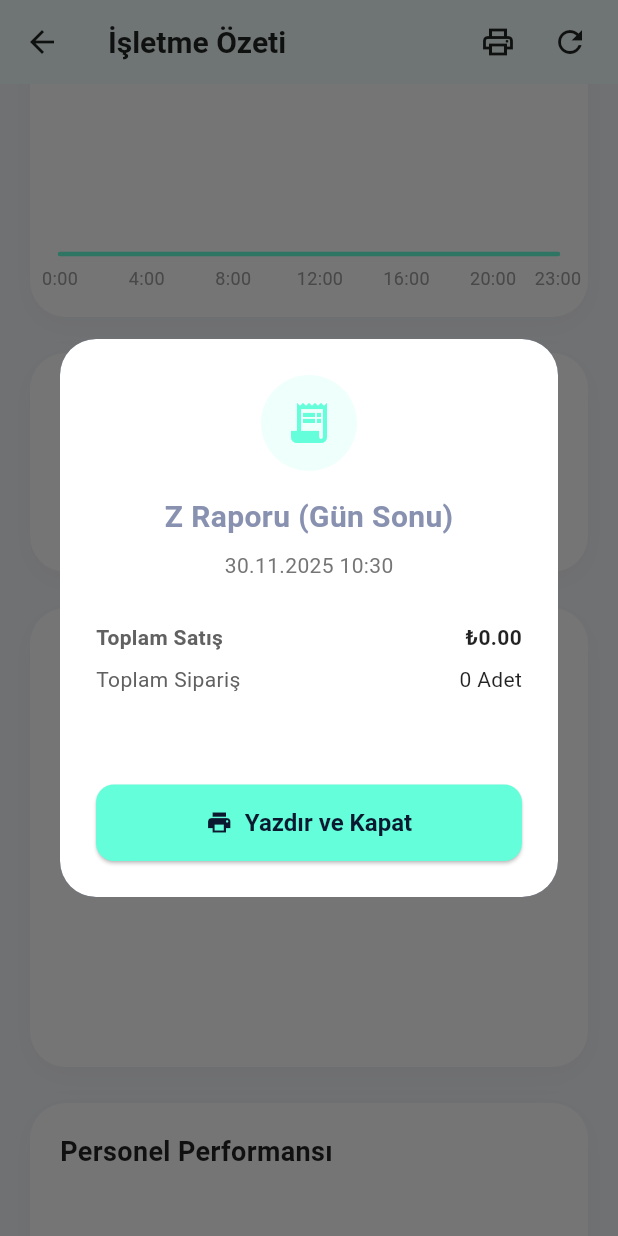
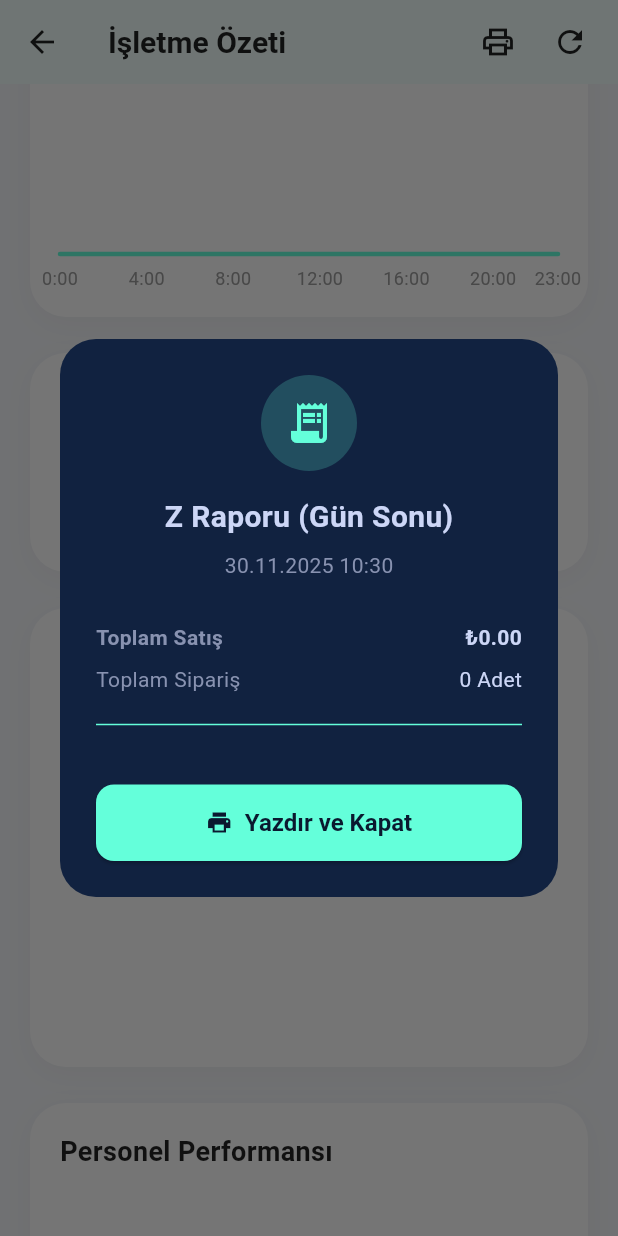
Before and after one commit to qween-code/pos_pro_tr, a Flutter app: the SalesAnalyticsScreen screen opened by its route, scrolled down 576 dp, after a tap on the "print" icon, on a phone screen of 412 x 824 dp. Run offline on Flutter 3.47's test engine with Material 3 defaults, Android fonts, the phone set to English and light mode, and no system bars; drawn by our look-alikes of fl_chart; our stand-ins replace cloud_firestore, connectivity_plus, csv, dio, drift, drift_flutter and 13 more; missing offline and left inert: excel, mobile_scanner, workmanager; accounts and stored records are empty; generated files the repository leaves out were written again; statements that could not run were skipped.

Commit message:
fix: Critical bug fixes for order items parsing and Z report
- Fix OrderItem.fromJson null safety issues (orderId, productId, quantity)
- Update Z Report dialog to dark theme (AppTheme colors)
- Add proper null checks and type casting for all OrderItem fields
- This resolves 'type Null is not a subtype of type String' errors

```diff
--- a/lib/features/reports/presentation/screens/sales_analytics_screen.dart
+++ b/lib/features/reports/presentation/screens/sales_analytics_screen.dart
@@ -871,42 +871,38 @@ class _SalesAnalyticsScreenState extends State<SalesAnalyticsScreen> {
   }
 
   void _showZReportDialog() {
-    // Mevcut Z Raporu dialogunu koruyalım ama tasarımını iyileştirelim
     Get.dialog(
       Dialog(
+        backgroundColor: AppTheme.surface,
         shape: RoundedRectangleBorder(borderRadius: BorderRadius.circular(24)),
         child: Container(
           width: 400,
           padding: const EdgeInsets.all(24),
-          decoration: BoxDecoration(
-            color: Colors.white,
-            borderRadius: BorderRadius.circular(24),
-          ),
           child: Column(
             mainAxisSize: MainAxisSize.min,
             children: [
               Container(
                 padding: const EdgeInsets.all(16),
                 decoration: BoxDecoration(
-                  color: AppTheme.primary.withOpacity(0.1),
+                  color: AppTheme.primary.withOpacity(0.2),
                   shape: BoxShape.circle,
                 ),
-                child: Icon(Icons.receipt_long, color: AppTheme.primary, size: 32),
+                child: const Icon(Icons.receipt_long, color: AppTheme.primary, size: 32),
               ),
               const SizedBox(height: 16),
               const Text(
                 'Z Raporu (Gün Sonu)',
-                style: TextStyle(fontSize: 20, fontWeight: FontWeight.bold),
+                style: TextStyle(fontSize: 20, fontWeight: FontWeight.bold, color: AppTheme.textPrimary),
               ),
               const SizedBox(height: 8),
               Text(
                 DateFormat('dd.MM.yyyy HH:mm').format(DateTime.now()),
-                style: TextStyle(color: Colors.grey[600]),
+                style: const TextStyle(color: AppTheme.textSecondary),
               ),
               const SizedBox(height: 24),
               _buildReportRow('Toplam Satış', '₺${totalSales.toStringAsFixed(2)}', isBold: true),
               _buildReportRow('Toplam Sipariş', '$totalOrders Adet'),
-              const Divider(height: 32),
+              const Divider(height: 32, color: AppTheme.primary),
               ...paymentMethods.entries.map((e) => _buildReportRow(e.key, '₺${e.value.toStringAsFixed(2)}')),
               const SizedBox(height: 24),
               SizedBox(
@@ -920,6 +916,7 @@ class _SalesAnalyticsScreenState extends State<SalesAnalyticsScreen> {
                   label: const Text('Yazdır ve Kapat'),
                   style: ElevatedButton.styleFrom(
                     backgroundColor: AppTheme.primary,
+                    foregroundColor: AppTheme.background,
                     padding: const EdgeInsets.symmetric(vertical: 16),
                     shape: RoundedRectangleBorder(borderRadius: BorderRadius.circular(12)),
                   ),
@@ -938,8 +935,8 @@ class _SalesAnalyticsScreenState extends State<SalesAnalyticsScreen> {
       child: Row(
         mainAxisAlignment: MainAxisAlignment.spaceBetween,
         children: [
-          Text(label, style: TextStyle(color: Colors.grey[700], fontWeight: isBold ? FontWeight.bold : FontWeight.normal)),
-          Text(value, style: TextStyle(color: Colors.black87, fontWeight: isBold ? FontWeight.bold : FontWeight.normal)),
+          Text(label, style: TextStyle(color: AppTheme.textSecondary, fontWeight: isBold ? FontWeight.bold : FontWeight.normal)),
+          Text(value, style: TextStyle(color: AppTheme.textPrimary, fontWeight: isBold ? FontWeight.bold : FontWeight.normal)),
         ],
       ),
     );
```
Also changed, not shown: lib/features/orders/data/models/order_model.dart (+5 -5 lines).
